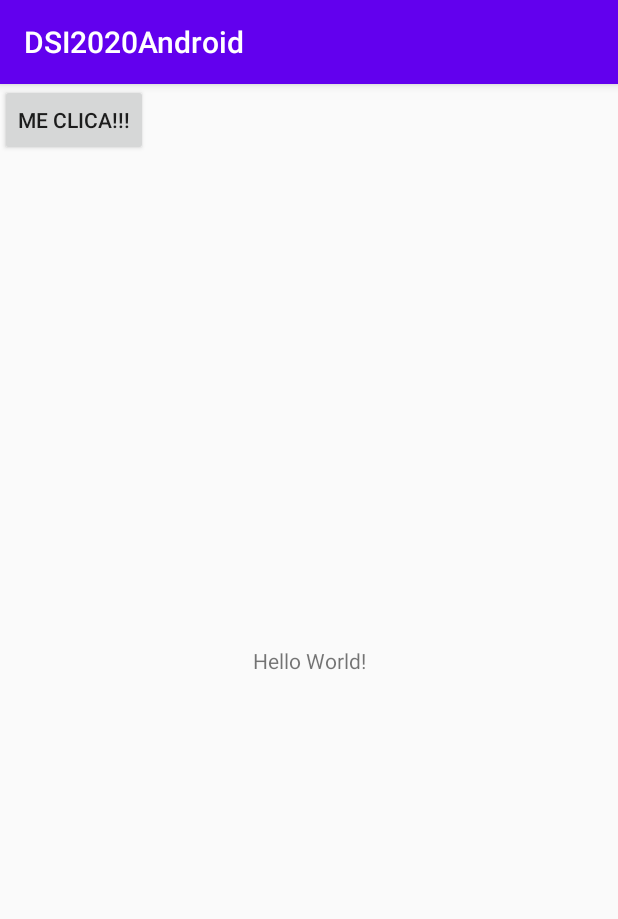
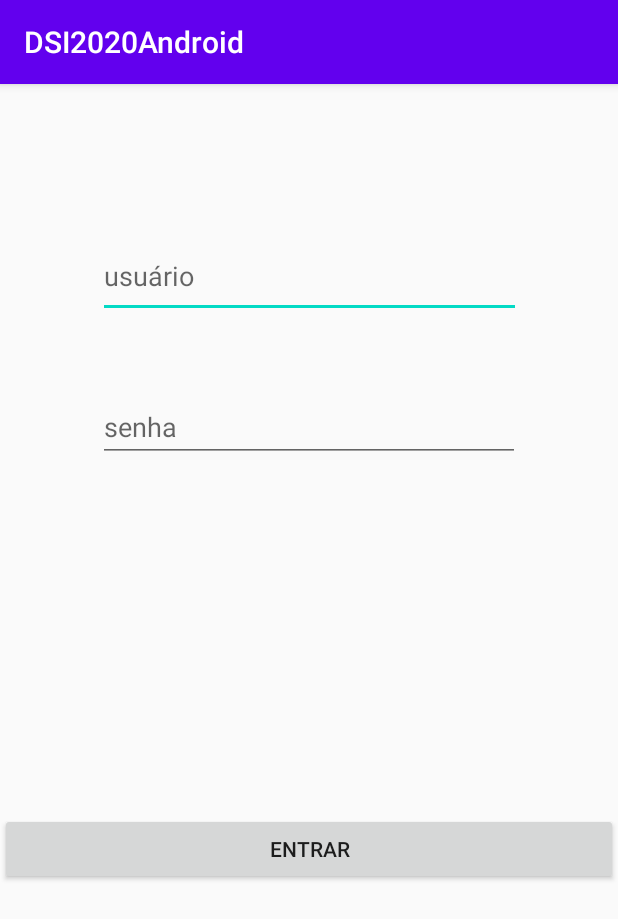
Before and after one commit to waltercoan/DSI2020Android, an Android app: the screen it shows after launch (MainActivity before the commit, LoginActivity after it), on a phone screen of 412 x 824 dp. Shown: the top 919 px of the screen. Run offline under Robolectric (Android 15) with nearby library versions, the phone set to English and light mode, and no system bars.

Commit message:
tela de login e armazenamento do token jwt

```diff
--- a/app/build.gradle
+++ b/app/build.gradle
@@ -25,6 +25,9 @@ dependencies {
     implementation fileTree(dir: "libs", include: ["*.jar"])
     implementation 'androidx.appcompat:appcompat:1.1.0'
     implementation 'androidx.constraintlayout:constraintlayout:1.1.3'
+    implementation 'com.google.android.material:material:1.0.0'
+    implementation 'androidx.annotation:annotation:1.1.0'
+    implementation 'androidx.lifecycle:lifecycle-extensions:2.1.0'
     testImplementation 'junit:junit:4.12'
     androidTestImplementation 'androidx.test.ext:junit:1.1.1'
     androidTestImplementation 'androidx.test.espresso:espresso-core:3.2.0'
--- /dev/null
+++ b/app/src/main/java/br/univille/dsi2020android/LoginActivity.java
@@ -0,0 +1,43 @@
+package br.univille.dsi2020android;
+
+import androidx.appcompat.app.AppCompatActivity;
+
+import android.content.Intent;
+import android.os.Bundle;
+import android.view.View;
+import android.widget.EditText;
+import android.widget.Toast;
+
+import br.univille.dsi2020android.apiservice.APIConnection;
+import br.univille.dsi2020android.apiservice.APIService;
+import br.univille.dsi2020android.model.Usuario;
+
+public class LoginActivity extends AppCompatActivity implements LoginResponse{
+
+    private EditText txtUsuario, txtSenha;
+
+    @Override
+    protected void onCreate(Bundle savedInstanceState) {
+        super.onCreate(savedInstanceState);
+        setContentView(R.layout.activity_login);
+        txtUsuario = findViewById(R.id.txtUsuario);
+        txtSenha = findViewById(R.id.txtSenha);
+    }
+
+    public void clickEntrar(View view){
+        Usuario usuario = new Usuario();
+        usuario.setUsuario(txtUsuario.getText().toString());
+        usuario.setSenha(txtSenha.getText().toString());
+        APIConnection.getInstance().login(usuario,this);
+    }
+
+    @Override
+    public void loginResponse(boolean result) {
+        if(result){
+            Intent intent = new Intent(this, MainActivity.class);
+            startActivity(intent);
+        }else{
+            Toast.makeText(this,"Usuário ou senha incorretos", Toast.LENGTH_LONG).show();
+        }
+    }
+}
--- /dev/null
+++ b/app/src/main/java/br/univille/dsi2020android/LoginResponse.java
@@ -0,0 +1,5 @@
+package br.univille.dsi2020android;
+
+public interface LoginResponse {
+    public void loginResponse(boolean result);
+}
--- a/app/src/main/java/br/univille/dsi2020android/apiservice/APIService.java
+++ b/app/src/main/java/br/univille/dsi2020android/apiservice/APIService.java
@@ -1,11 +1,16 @@
 package br.univille.dsi2020android.apiservice;
 
+import br.univille.dsi2020android.model.Paciente;
 import br.univille.dsi2020android.model.Usuario;
 import retrofit2.Call;
 import retrofit2.http.Body;
+import retrofit2.http.GET;
 import retrofit2.http.POST;
+import retrofit2.http.Path;
 
 public interface APIService {
     @POST("auth/signin")
     Call<String> signin(@Body Usuario usuario);
+    @GET("pacientes/{id}")
+    Call<Paciente> getPacienteById(@Path("id") long id);
 }
--- /dev/null
+++ b/app/src/main/res/layout/activity_login.xml
@@ -0,0 +1,45 @@
+<?xml version="1.0" encoding="utf-8"?>
+<androidx.constraintlayout.widget.ConstraintLayout xmlns:android="http://schemas.android.com/apk/res/android"
+    xmlns:app="http://schemas.android.com/apk/res-auto"
+    xmlns:tools="http://schemas.android.com/tools"
+    android:layout_width="match_parent"
+    android:layout_height="match_parent"
+    tools:context=".LoginActivity">
+
+    <EditText
+        android:id="@+id/txtUsuario"
+        android:layout_width="282dp"
+        android:layout_height="56dp"
+        android:layout_marginTop="100dp"
+        android:ems="10"
+        android:hint="usuário"
+        android:inputType="textPersonName"
+        app:layout_constraintEnd_toEndOf="parent"
+        app:layout_constraintStart_toStartOf="parent"
+        app:layout_constraintTop_toTopOf="parent" />
+
+    <EditText
+        android:id="@+id/txtSenha"
+        android:layout_width="281dp"
+        android:layout_height="46dp"
+        android:layout_marginTop="50dp"
+        android:ems="10"
+        android:hint="senha"
+        android:inputType="textPassword"
+        app:layout_constraintEnd_toEndOf="parent"
+        app:layout_constraintStart_toStartOf="parent"
+        app:layout_constraintTop_toBottomOf="@+id/txtUsuario" />
+
+    <Button
+        android:id="@+id/btnLogin"
+        android:layout_width="0dp"
+        android:layout_height="wrap_content"
+        android:onClick="clickEntrar"
+        android:text="Entrar"
+        app:layout_constraintBottom_toBottomOf="parent"
+        app:layout_constraintEnd_toEndOf="parent"
+        app:layout_constraintHorizontal_bias="1.0"
+        app:layout_constraintStart_toStartOf="parent"
+        app:layout_constraintTop_toBottomOf="@+id/txtSenha" />
+
+</androidx.constraintlayout.widget.ConstraintLayout>
--- a/app/src/main/res/layout/activity_main.xml
+++ b/app/src/main/res/layout/activity_main.xml
@@ -6,23 +6,14 @@
     android:layout_height="match_parent"
     tools:context=".MainActivity">
 
-    <TextView
-        android:id="@+id/textView"
-        android:layout_width="wrap_content"
-        android:layout_height="wrap_content"
-        android:text="Hello World!"
-        app:layout_constraintBottom_toBottomOf="parent"
-        app:layout_constraintLeft_toLeftOf="parent"
-        app:layout_constraintRight_toRightOf="parent"
-        app:layout_constraintTop_toTopOf="parent" />
-
     <Button
         android:id="@+id/button"
         android:layout_width="wrap_content"
         android:layout_height="wrap_content"
         android:onClick="clickButton"
-        android:text="Me clica!!!"
-        tools:layout_editor_absoluteX="158dp"
-        tools:layout_editor_absoluteY="408dp" />
-
+        android:text="Button"
+        app:layout_constraintBottom_toBottomOf="parent"
+        app:layout_constraintEnd_toEndOf="parent"
+        app:layout_constraintStart_toStartOf="parent"
+        app:layout_constraintTop_toTopOf="parent" />
 </androidx.constraintlayout.widget.ConstraintLayout>
--- /dev/null
+++ b/app/src/main/res/values/dimens.xml
@@ -0,0 +1,5 @@
+<resources>
+    <!-- Default screen margins, per the Android Design guidelines. -->
+    <dimen name="activity_horizontal_margin">16dp</dimen>
+    <dimen name="activity_vertical_margin">16dp</dimen>
+</resources>
```
Also changed, not shown: app/src/main/AndroidManifest.xml (+5 -2 lines), app/src/main/java/br/univille/dsi2020android/MainActivity.java (+7 -8 lines), app/src/main/java/br/univille/dsi2020android/apiservice/APIConnection.java (+57 -2 lines), app/src/main/java/br/univille/dsi2020android/data/LoginDataSource.java (added, +29 -0 lines), app/src/main/java/br/univille/dsi2020android/data/LoginRepository.java (added, +54 -0 lines), app/src/main/java/br/univille/dsi2020android/data/Result.java (added, +48 -0 lines), app/src/main/java/br/univille/dsi2020android/data/model/LoggedInUser.java (added, +23 -0 lines), app/src/main/java/br/univille/dsi2020android/model/Paciente.java (added, +35 -0 lines), app/src/main/res/values/strings.xml (+9 -0 lines).
